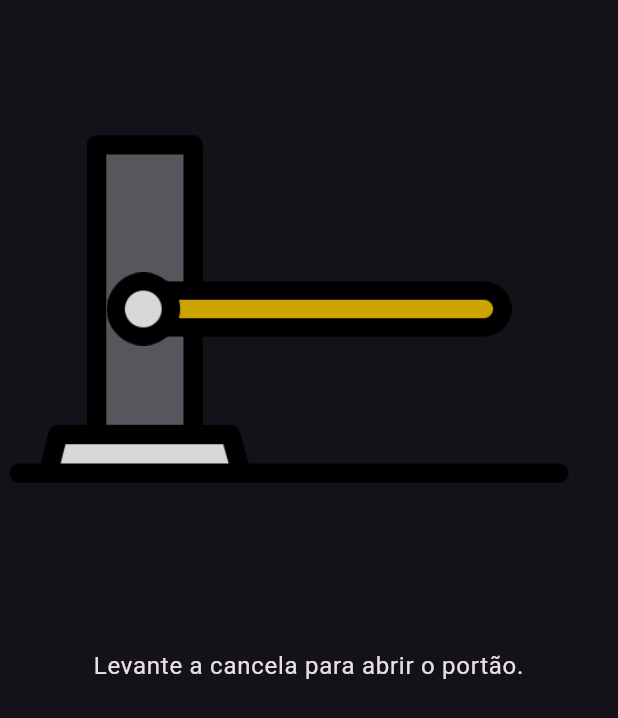
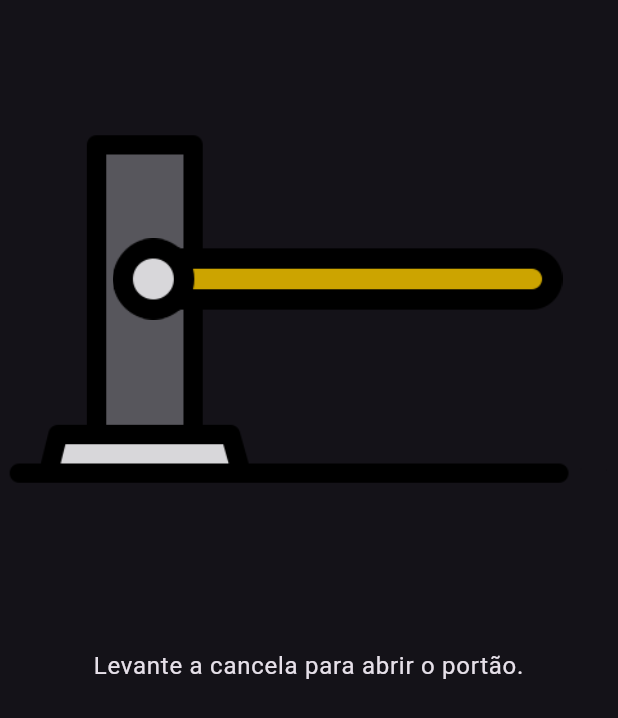
Before and after one commit to CaioSchnepper/DispositivosMoveis, a Flutter app: the OpenGateWidget widget shown alone on an empty page, opened directly, on a phone screen of 412 x 824 dp. Shown: the top 718 px of the screen. Run offline on Flutter 3.47's test engine with Material 3 defaults, Android fonts, the phone set to English and light mode, and no system bars; our stand-ins replace mask_text_input_formatter, shared_preferences; missing offline and left inert: http_interceptor, qr_code_scanner; accounts and stored records are empty.

Commit message:
feat: ajustes no tamanho da cancela

```diff
--- a/lib/widgets/open_gate_widget.dart
+++ b/lib/widgets/open_gate_widget.dart
@@ -12,7 +12,7 @@ class OpenGateWidget extends StatefulWidget {
 
 class _OpenGateWidgetState extends State<OpenGateWidget> {
   static const double _maxAngle = -1.5;
-  static const double _angleToTrigger = -1.2;
+  static const double _angleToTrigger = -1.1;
 
   Timer? _timer;
   double _currentAngle = 0.0;
@@ -32,14 +32,18 @@ class _OpenGateWidgetState extends State<OpenGateWidget> {
               GestureDetector(
                 onPanUpdate: _onPanUpdateHandler,
                 onPanEnd: _onPanEndHandler,
-                child: SizedBox(
-                  width: 270,
-                  child: Transform.rotate(
-                    angle: _currentAngle,
-                    origin: const Offset(24, 0),
-                    alignment: Alignment.centerLeft,
-                    child: Center(
-                      child: Image.asset("lib/assets/images/gate/gate-bar.png"),
+                child: Padding(
+                  padding: const EdgeInsets.only(left: 38, bottom: 40),
+                  child: SizedBox(
+                    width: 300,
+                    child: Transform.rotate(
+                      angle: _currentAngle,
+                      origin: const Offset(27, 0),
+                      alignment: Alignment.centerLeft,
+                      child: Center(
+                        child:
+                            Image.asset("lib/assets/images/gate/gate-bar.png"),
+                      ),
                     ),
                   ),
                 ),
```
